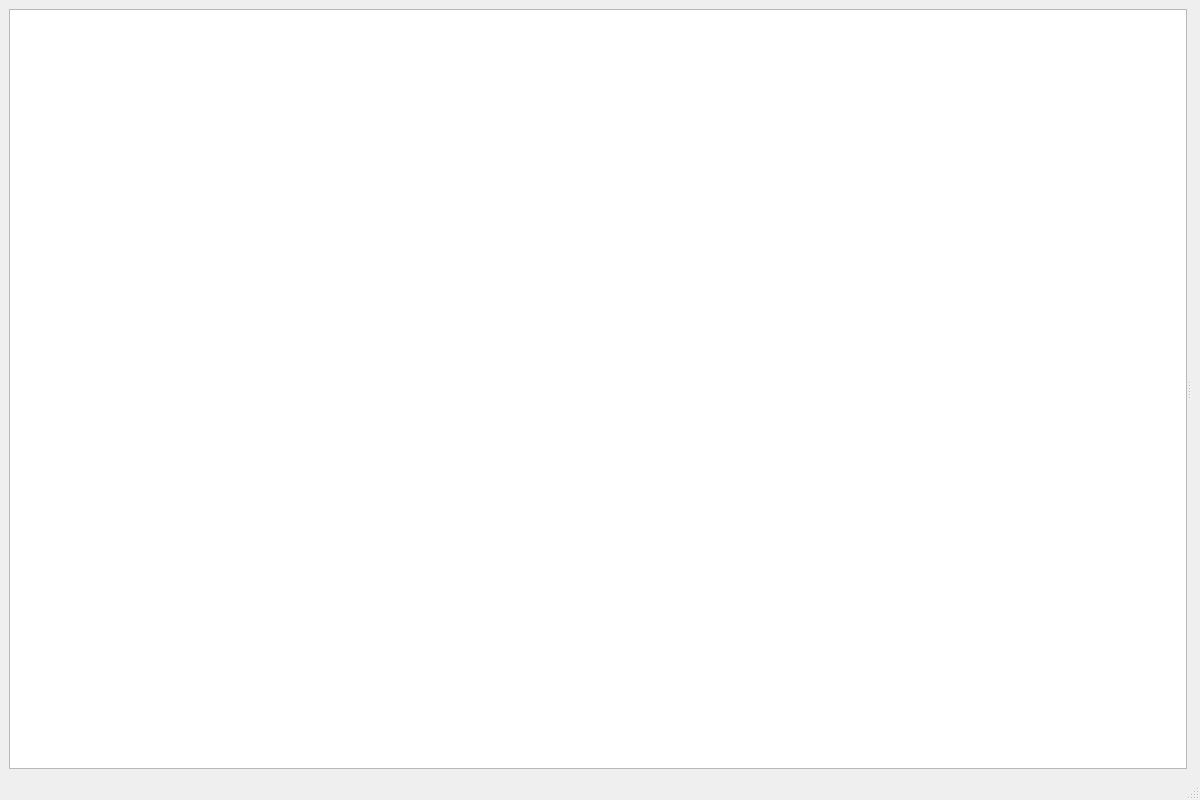
This is src/mainwindow.ui in N1vn0vem8er/cutetoolbox as Qt 5 draws it before an edit. The edited form follows.
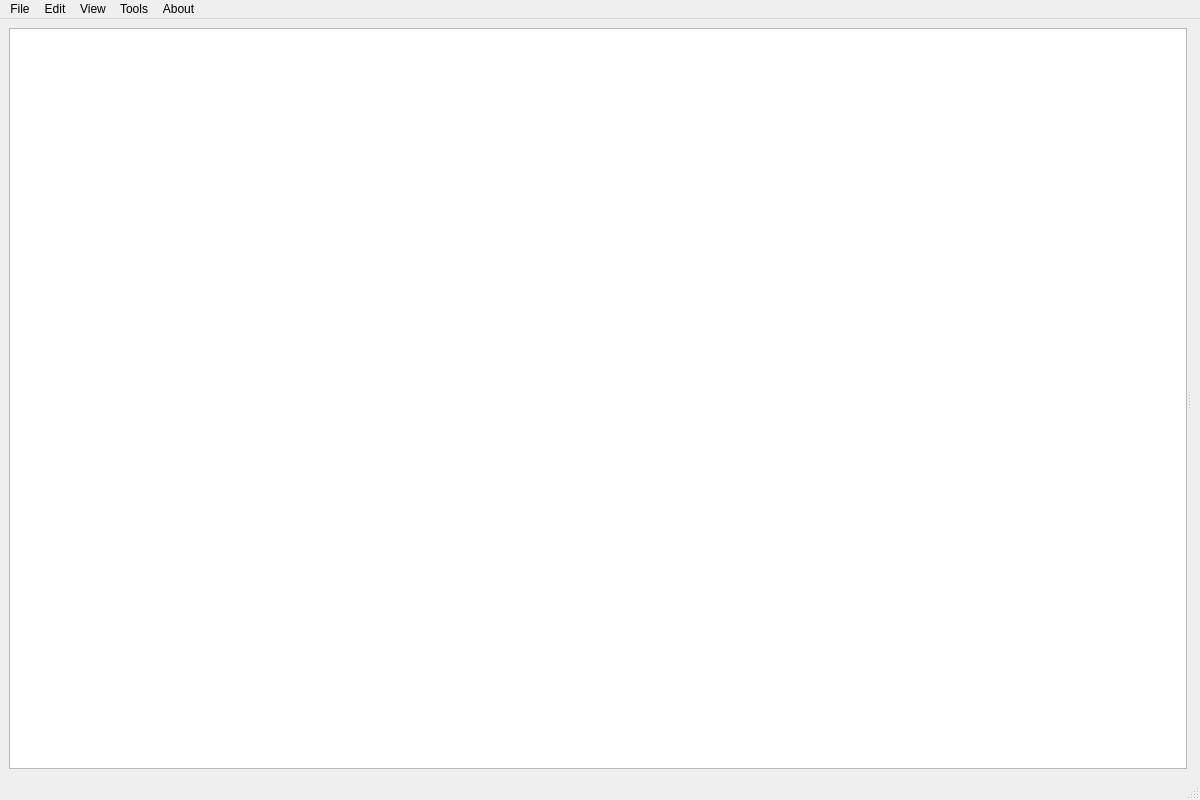
This is the edited form. Custom widgets are drawn as their Qt base class.

Commit message: Added menu bar

The edit to the form file:
```diff
--- a/src/mainwindow.ui
+++ b/src/mainwindow.ui
@@ -67,6 +67,65 @@
      <height>23</height>
     </rect>
    </property>
+   <widget class="QMenu" name="menuFile">
+    <property name="title">
+     <string>File</string>
+    </property>
+    <addaction name="actionOpen"/>
+    <addaction name="actionSave"/>
+    <addaction name="actionSave_As"/>
+    <addaction name="actionExit"/>
+   </widget>
+   <widget class="QMenu" name="menuEdit">
+    <property name="title">
+     <string>Edit</string>
+    </property>
+    <addaction name="actionUndo"/>
+    <addaction name="actionRedo"/>
+    <addaction name="separator"/>
+    <addaction name="actionCut"/>
+    <addaction name="actionCopy"/>
+    <addaction name="actionPaste"/>
+    <addaction name="actionDelete"/>
+    <addaction name="actionDelete_All"/>
+    <addaction name="actionSelect_All"/>
+    <addaction name="separator"/>
+    <addaction name="actionRead_Only"/>
+   </widget>
+   <widget class="QMenu" name="menuView">
+    <property name="title">
+     <string>View</string>
+    </property>
+    <addaction name="actionSide_menu"/>
+    <addaction name="separator"/>
+    <addaction name="actionIncrease_font_size"/>
+    <addaction name="actionDecrease_font_size"/>
+    <addaction name="actionSet_font_size"/>
+    <addaction name="actionReset_font_size"/>
+    <addaction name="actionSet_font"/>
+    <addaction name="separator"/>
+    <addaction name="actionGo_up"/>
+    <addaction name="actionGo_down"/>
+    <addaction name="separator"/>
+    <addaction name="actionFull_screen"/>
+   </widget>
+   <widget class="QMenu" name="menuAbout">
+    <property name="title">
+     <string>About</string>
+    </property>
+    <addaction name="actionAbout_CuteToolBox"/>
+    <addaction name="actionAbout_Qt"/>
+   </widget>
+   <widget class="QMenu" name="menuTools">
+    <property name="title">
+     <string>Tools</string>
+    </property>
+   </widget>
+   <addaction name="menuFile"/>
+   <addaction name="menuEdit"/>
+   <addaction name="menuView"/>
+   <addaction name="menuTools"/>
+   <addaction name="menuAbout"/>
   </widget>
   <widget class="QStatusBar" name="statusbar"/>
  </widget>
```
Left out of the diff: 126 changed lines with no effect on the pictures. The commit also changes 1 other file.
